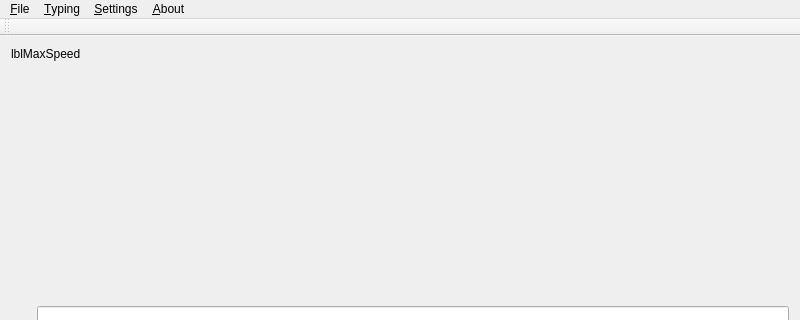
The window that mainwindow.ui (lzh9102/qtypist) describes before a commit, drawn with Qt 5; both pictures show x 0 to 800 and y 0 to 320 of the 800 by 600 pixel window.
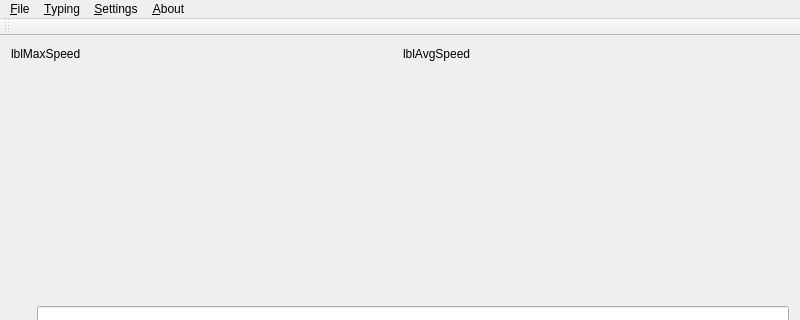
The same window after the commit. Icons and pictures are not drawn.

Commit message: display average speed.

What changed in the file:
```diff
--- a/mainwindow.ui
+++ b/mainwindow.ui
@@ -25,11 +25,22 @@
      <layout class="QHBoxLayout" name="chartLayout"/>
     </item>
     <item>
+     <layout class="QHBoxLayout" name="horizontalLayout_3">
+      <item>
      <widget class="QLabel" name="lblMaxSpeed">
       <property name="text">
        <string notr="true">lblMaxSpeed</string>
       </property>
      </widget>
+      </item>
+      <item>
+       <widget class="QLabel" name="lblAvgSpeed">
+        <property name="text">
+         <string notr="true">lblAvgSpeed</string>
+        </property>
+       </widget>
+      </item>
+     </layout>
     </item>
     <item>
      <layout class="QHBoxLayout" name="horizontalLayout">
```
Lines whose indentation alone changed are shown as unchanged. The commit also changes 2 other files.
